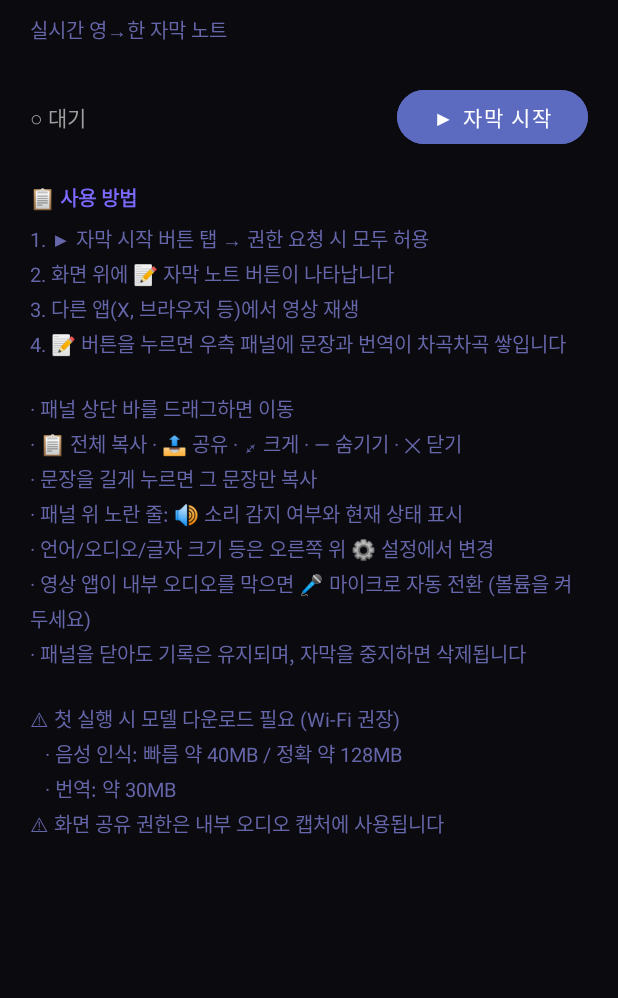
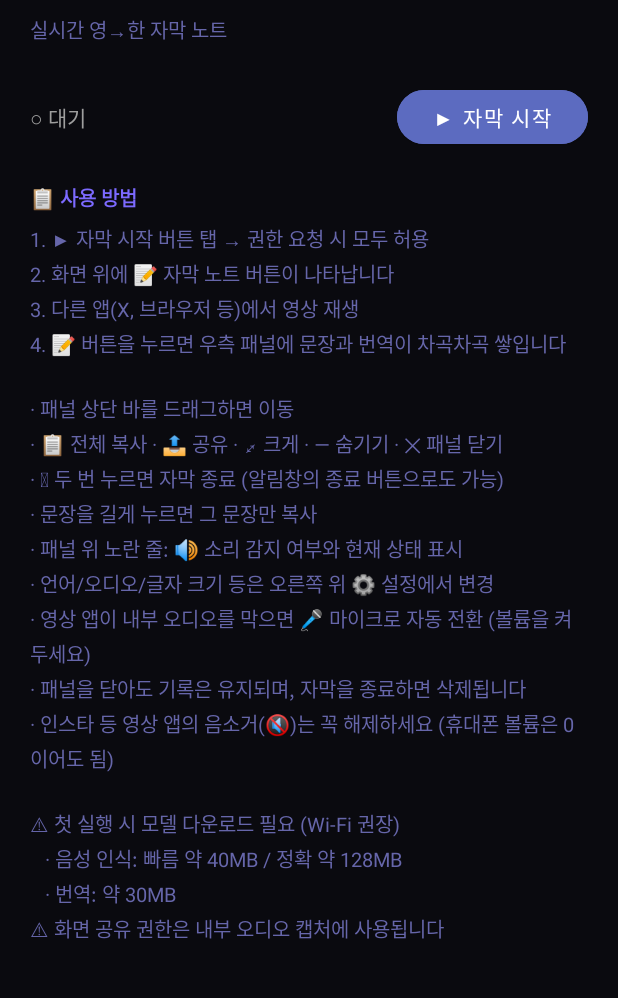
Before and after one commit to earlln/EarllnOverlay-app, an Android app: the screen it shows after launch (MainActivity), on a phone screen of 412 x 824 dp, the part 94-1092 px from its top. Run offline under Robolectric (Android 15) with nearby library versions, the phone set to English and light mode, and no system bars; libraries missing offline, so code that uses them is left out: org.vosk; pictures from the network do not load.

Commit message:
Feat: 자막 종료 버튼(패널 ⏻ 두 번 탭, 알림 '종료') + 영상 앱 음소거 안내
- 패널 헤더에 ⏻ 추가: 첫 탭은 '종료?' 확인 상태(3초), 다시 누르면 서비스 종료 (기록 삭제)
- 포그라운드 알림에 '종료' 액션 추가
- 8초간 소리가 없고 재생 중인 미디어도 없으면 '영상 앱의 음소거를 해제해 주세요' 안내
  (인스타그램 피드처럼 앱 안에서 음소거된 영상은 내부 오디오로도 캡처할 소리가 없음)

Co-Authored-By: Claude Opus 5.5 <noreply@anthropic.com>
Claude-Session: https://claude.ai/code/session_01XrAtvatfPRtmkzc6HGX4xH

```diff
--- a/app/src/main/java/com/earlln/overlay/service/SubtitleOverlayService.java
+++ b/app/src/main/java/com/earlln/overlay/service/SubtitleOverlayService.java
@@ -55,6 +55,8 @@ import java.util.concurrent.RejectedExecutionException;
 public class SubtitleOverlayService extends Service {
 
     public static final String ACTION_UPDATE_SETTINGS = "com.earlln.overlay.UPDATE_SETTINGS";
+    /** 알림의 '종료' 버튼 */
+    public static final String ACTION_STOP = "com.earlln.overlay.STOP";
     public static final String EXTRA_PROJECTION_RESULT_CODE = "projectionResultCode";
     public static final String EXTRA_PROJECTION_DATA = "projectionData";
 
@@ -71,6 +73,8 @@ public class SubtitleOverlayService extends Service {
 
     /** 영상이 재생 중인데 내부 오디오가 이 시간 동안 완전 무음이면 캡처가 막힌 것으로 판단 → 마이크 전환 */
     private static final long BLOCKED_DETECT_MS = 4_000;
+    /** 이 시간 동안 들어오는 소리가 없고 재생 중인 미디어도 없으면 '영상 앱 음소거 해제' 안내 */
+    private static final long NO_AUDIO_HINT_MS = 8_000;
     /** 이 값 이상의 진폭이 있으면 '소리 있음' (16bit 기준, 약 -40dBFS) */
     private static final int SOUND_PEAK_THRESHOLD = 300;
 
@@ -148,7 +152,7 @@ public class SubtitleOverlayService extends Service {
     public void onCreate() {
         super.onCreate();
         isRunning = true;
-        notePanel = new NotePanelController(this, mainHandler);
+        notePanel = new NotePanelController(this, mainHandler, this::stopSelf);
         audioManager = getSystemService(AudioManager.class);
         createNotificationChannel();
         registerReceiver(settingsReceiver,
@@ -163,6 +167,10 @@ public class SubtitleOverlayService extends Service {
 
     @Override
     public int onStartCommand(Intent intent, int flags, int startId) {
+        if (intent != null && ACTION_STOP.equals(intent.getAction())) {
+            stopSelf(); // 알림의 '종료' 버튼
+            return START_NOT_STICKY;
+        }
         boolean hasProjectionData = intent != null && intent.hasExtra(EXTRA_PROJECTION_DATA);
         startForegroundSafely(hasProjectionData);
 
@@ -571,6 +579,8 @@ public class SubtitleOverlayService extends Service {
         long lastMusicCheck = 0;
         long lastLevelReport = 0;
         boolean soundInWindow = false;
+        long quietSince = System.currentTimeMillis();
+        boolean quietHinted = false;
         boolean fallbackRequested = false;
         boolean deviceError = false;
 
@@ -598,6 +608,19 @@ public class SubtitleOverlayService extends Service {
                 final boolean snd = soundInWindow;
                 soundInWindow = false;
                 mainHandler.post(() -> { if (!destroyed) notePanel.setAudioLevel(snd); });
+            }
+
+            // 한동안 소리가 전혀 없고 시스템에도 재생 중인 미디어가 없으면 → 영상 앱 음소거 안내 (1회)
+            if (peak >= SOUND_PEAK_THRESHOLD) {
+                quietSince = now;
+                quietHinted = false;
+            } else if (!quietHinted && now - quietSince >= NO_AUDIO_HINT_MS) {
+                quietHinted = true;
+                if (audioManager == null || !audioManager.isMusicActive()) {
+                    setStatus(internal
+                        ? "🔇 들어오는 소리가 없습니다\n영상 앱의 음소거(🔇)를 해제해 주세요 (휴대폰 볼륨은 0이어도 됩니다)"
+                        : "🔇 들어오는 소리가 없습니다\n마이크 모드는 휴대폰 볼륨을 켜 두어야 합니다");
+                }
             }
 
             // 내부 오디오가 '완전한 0'(디지털 무음)인데 시스템상 미디어가 재생 중이면 → 캡처 차단으로 판단
@@ -770,6 +793,9 @@ public class SubtitleOverlayService extends Service {
             .setContentText("📝 자막 노트 실행 중 · 화면 위 버튼으로 열기")
             .setSmallIcon(R.drawable.ic_launcher)
             .setContentIntent(pi)
+            .addAction(0, "종료", PendingIntent.getService(this, 1,
+                new Intent(this, SubtitleOverlayService.class).setAction(ACTION_STOP),
+                PendingIntent.FLAG_IMMUTABLE))
             .setOngoing(true)
             .build();
     }
--- a/app/src/main/res/layout/activity_main.xml
+++ b/app/src/main/res/layout/activity_main.xml
@@ -91,7 +91,7 @@
         <TextView
             android:layout_width="match_parent"
             android:layout_height="wrap_content"
-            android:text="1. ▶ 자막 시작 버튼 탭 → 권한 요청 시 모두 허용\n2. 화면 위에 📝 자막 노트 버튼이 나타납니다\n3. 다른 앱(X, 브라우저 등)에서 영상 재생\n4. 📝 버튼을 누르면 우측 패널에 문장과 번역이 차곡차곡 쌓입니다\n\n· 패널 상단 바를 드래그하면 이동\n· 📋 전체 복사 · 📤 공유 · ⤢ 크게 · — 숨기기 · ✕ 닫기\n· 문장을 길게 누르면 그 문장만 복사\n· 패널 위 노란 줄: 🔊 소리 감지 여부와 현재 상태 표시\n· 언어/오디오/글자 크기 등은 오른쪽 위 ⚙️ 설정에서 변경\n· 영상 앱이 내부 오디오를 막으면 🎤 마이크로 자동 전환 (볼륨을 켜 두세요)\n· 패널을 닫아도 기록은 유지되며, 자막을 중지하면 삭제됩니다\n\n⚠ 첫 실행 시 모델 다운로드 필요 (Wi-Fi 권장)\n   · 음성 인식: 빠름 약 40MB / 정확 약 128MB\n   · 번역: 약 30MB\n⚠ 화면 공유 권한은 내부 오디오 캡처에 사용됩니다"
+            android:text="1. ▶ 자막 시작 버튼 탭 → 권한 요청 시 모두 허용\n2. 화면 위에 📝 자막 노트 버튼이 나타납니다\n3. 다른 앱(X, 브라우저 등)에서 영상 재생\n4. 📝 버튼을 누르면 우측 패널에 문장과 번역이 차곡차곡 쌓입니다\n\n· 패널 상단 바를 드래그하면 이동\n· 📋 전체 복사 · 📤 공유 · ⤢ 크게 · — 숨기기 · ✕ 패널 닫기\n· ⏻ 두 번 누르면 자막 종료 (알림창의 종료 버튼으로도 가능)\n· 문장을 길게 누르면 그 문장만 복사\n· 패널 위 노란 줄: 🔊 소리 감지 여부와 현재 상태 표시\n· 언어/오디오/글자 크기 등은 오른쪽 위 ⚙️ 설정에서 변경\n· 영상 앱이 내부 오디오를 막으면 🎤 마이크로 자동 전환 (볼륨을 켜 두세요)\n· 패널을 닫아도 기록은 유지되며, 자막을 종료하면 삭제됩니다\n· 인스타 등 영상 앱의 음소거(🔇)는 꼭 해제하세요 (휴대폰 볼륨은 0이어도 됨)\n\n⚠ 첫 실행 시 모델 다운로드 필요 (Wi-Fi 권장)\n   · 음성 인식: 빠름 약 40MB / 정확 약 128MB\n   · 번역: 약 30MB\n⚠ 화면 공유 권한은 내부 오디오 캡처에 사용됩니다"
             android:textColor="#6666AA"
             android:textSize="13sp"
             android:lineSpacingExtra="4dp"/>
--- a/app/src/main/res/layout/overlay_note_panel.xml
+++ b/app/src/main/res/layout/overlay_note_panel.xml
@@ -37,7 +37,10 @@
         <TextView android:id="@+id/btnHide" style="@style/NotePanelButton" android:text="—"
             android:contentDescription="숨기기"/>
         <TextView android:id="@+id/btnClose" style="@style/NotePanelButton" android:text="✕"
-            android:contentDescription="닫기"/>
+            android:contentDescription="패널 닫기"/>
+        <TextView android:id="@+id/btnQuit" style="@style/NotePanelButton" android:text="⏻"
+            android:textColor="#FF8A80"
+            android:contentDescription="자막 종료"/>
     </LinearLayout>
 
     <!-- 캡처 상태 + 소리 입력 여부 (원인 파악용, 항상 표시) -->
```
Also changed, not shown: app/src/main/java/com/earlln/overlay/note/NotePanelController.java (+37 -1 lines).
